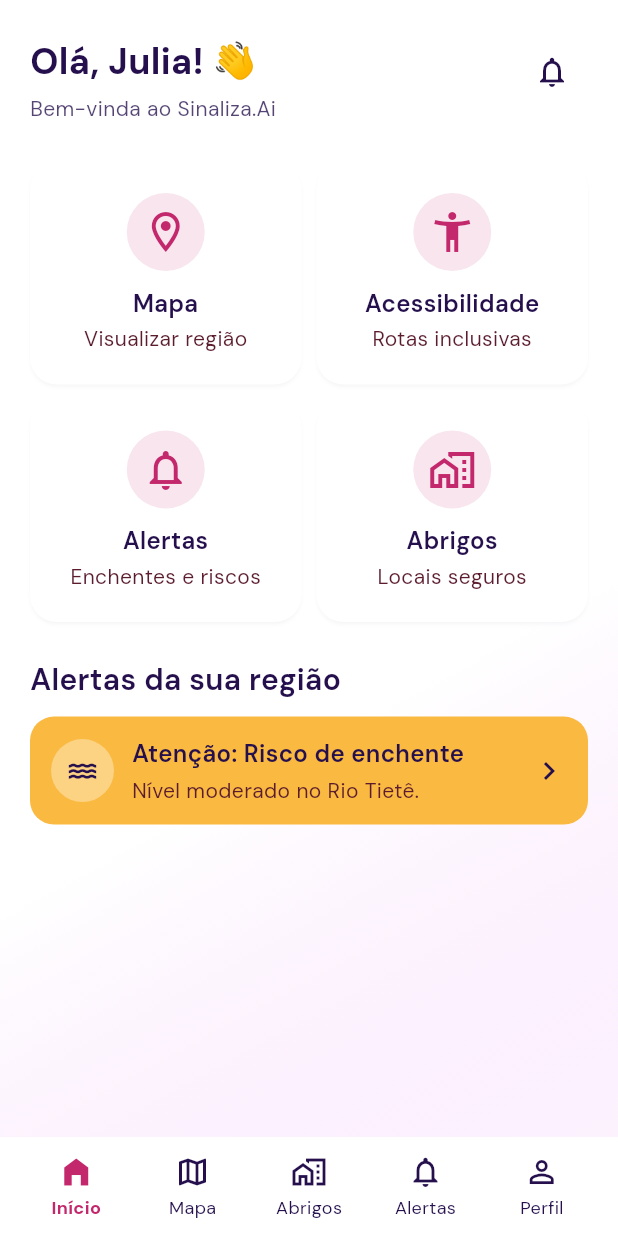
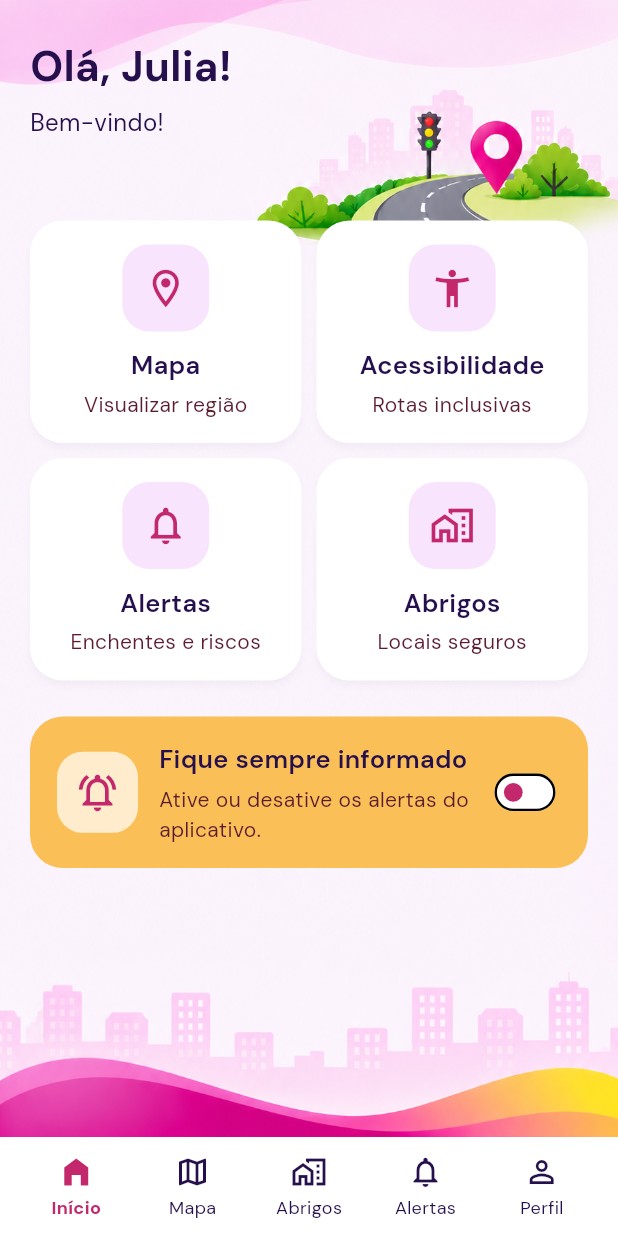
Before and after one commit to juliarichesky/sinalizaai-mobile, a Flutter app: the MainNavigationScreen screen opened directly, on a phone screen of 412 x 824 dp. Run offline on Flutter 3.47's test engine with Material 3 defaults, Android fonts, the phone set to English and light mode, and no system bars; our stand-ins replace google_fonts.

Commit message:
style: redesign screens

```diff
--- a/lib/screens/home_screen.dart
+++ b/lib/screens/home_screen.dart
@@ -66,44 +66,35 @@ class HomeScreen extends StatelessWidget {
   @override
   Widget build(BuildContext context) {
     return Scaffold(
-      backgroundColor: Colors.white,
+      backgroundColor: Colors.transparent,
       bottomNavigationBar: showBottomNavigation
           ? AppBottomNavigation(
               selectedIndex: 0,
               onItemSelected: (index) => _navigate(context, index),
             )
           : null,
-      body: DecoratedBox(
-        decoration: BoxDecoration(
-          gradient: LinearGradient(
-            begin: Alignment.topLeft,
-            end: Alignment.bottomRight,
-            colors: [
-              Colors.white,
-              Colors.white,
-              AppColors.lavenderVeil.withValues(alpha: 0.34),
-            ],
-            stops: const [0.0, 0.62, 1.0],
-          ),
-        ),
-        child: SafeArea(
+      body: Stack(
+        fit: StackFit.expand,
+        children: [
+          Image.asset('assets/images/home_img.png', fit: BoxFit.cover),
+          SafeArea(
             child: LayoutBuilder(
               builder: (context, constraints) {
                 return SingleChildScrollView(
                   padding: const EdgeInsets.fromLTRB(20, 24, 20, 24),
                   child: ConstrainedBox(
-                  constraints: BoxConstraints(minHeight: constraints.maxHeight),
+                    constraints: BoxConstraints(
+                      minHeight: constraints.maxHeight,
+                    ),
                     child: Column(
                       crossAxisAlignment: CrossAxisAlignment.stretch,
                       children: [
                         _Header(
-                        firstName: mockUser.fullName.split(' ').first,
-                        onNotifications: () => _showMessage(
-                          context,
-                          'As notificações estarão disponíveis em breve.',
+                          firstName: mockUser.fullName.trim().isEmpty
+                              ? 'usuário'
+                              : mockUser.fullName.trim().split(' ').first,
                         ),
-                      ),
-                      const SizedBox(height: 26),
+                        const SizedBox(height: 54),
                         GridView.count(
                           crossAxisCount: 2,
                           shrinkWrap: true,
@@ -132,10 +123,7 @@ class HomeScreen extends StatelessWidget {
                               icon: Icons.notifications_none,
                               title: 'Alertas',
                               description: 'Enchentes e riscos',
-                            onTap: () => _showMessage(
-                              context,
-                              'Alertas estarão disponíveis em breve.',
-                            ),
+                              onTap: () => _navigate(context, 3),
                             ),
                             _FeatureCard(
                               icon: Icons.home_work_outlined,
@@ -146,20 +134,7 @@ class HomeScreen extends StatelessWidget {
                           ],
                         ),
                         const SizedBox(height: 24),
-                      Text(
-                        'Alertas da sua região',
-                        style: AppTypography.subtitle.copyWith(
-                          color: AppColors.darkAmethyst,
-                          fontSize: 20,
-                        ),
-                      ),
-                      const SizedBox(height: 10),
-                      _RegionalAlert(
-                        onTap: () => _showMessage(
-                          context,
-                          'Os detalhes do alerta estarão disponíveis em breve.',
-                        ),
-                      ),
+                        const _NotificationInfoCard(),
                       ],
                     ),
                   ),
@@ -167,62 +142,37 @@ class HomeScreen extends StatelessWidget {
               },
             ),
           ),
+        ],
       ),
     );
   }
 }
 
 class _Header extends StatelessWidget {
-  const _Header({required this.firstName, required this.onNotifications});
+  const _Header({required this.firstName});
 
   final String firstName;
-  final VoidCallback onNotifications;
 
   @override
   Widget build(BuildContext context) {
-    return Row(
+    return Column(
       crossAxisAlignment: CrossAxisAlignment.start,
       children: [
-        Expanded(
-          child: Column(
-            crossAxisAlignment: CrossAxisAlignment.start,
-            children: [
-              Text.rich(
-                TextSpan(
-                  text: 'Olá, ',
+        Text(
+          'Olá, $firstName!',
+          maxLines: 1,
+          overflow: TextOverflow.ellipsis,
           style: AppTypography.heading.copyWith(
             color: AppColors.darkAmethyst,
-                    fontSize: 24,
-                  ),
-                  children: [
-                    TextSpan(
-                      text: '$firstName! 👋',
-                      style: AppTypography.heading.copyWith(
-                        color: AppColors.darkAmethyst,
-                        fontSize: 24,
+            fontSize: 28,
           ),
         ),
-                  ],
-                ),
-              ),
-              const SizedBox(height: 4),
+        const SizedBox(height: 6),
         Text(
-                'Bem-vinda ao Sinaliza.Ai',
-                style: AppTypography.caption.copyWith(
-                  color: AppColors.darkAmethyst.withValues(alpha: 0.78),
-                  fontSize: 14,
-                ),
-              ),
-            ],
-          ),
-        ),
-        IconButton(
-          onPressed: onNotifications,
-          tooltip: 'Notificações',
-          icon: const Icon(
-            Icons.notifications_none,
+          'Bem-vindo!',
+          style: AppTypography.body.copyWith(
             color: AppColors.darkAmethyst,
-            size: 24,
+            fontSize: 16,
           ),
         ),
       ],
@@ -250,28 +200,30 @@ class _FeatureCard extends StatelessWidget {
       label: '$title. $description',
       child: Material(
         color: Colors.white,
-        borderRadius: BorderRadius.circular(18),
-        elevation: 1,
+        borderRadius: BorderRadius.circular(22),
+        elevation: 2,
         shadowColor: AppColors.darkAmethyst.withValues(alpha: 0.08),
         child: InkWell(
           onTap: onTap,
-          borderRadius: BorderRadius.circular(18),
+          borderRadius: BorderRadius.circular(22),
           child: Padding(
-            padding: const EdgeInsets.all(14),
+            padding: const EdgeInsets.all(16),
             child: Column(
-              mainAxisAlignment: MainAxisAlignment.center,
+              mainAxisAlignment: MainAxisAlignment.spaceBetween,
               crossAxisAlignment: CrossAxisAlignment.center,
               children: [
                 Container(
-                  height: 52,
-                  width: 52,
+                  height: 58,
+                  width: 58,
                   decoration: BoxDecoration(
-                    color: AppColors.hotRose.withValues(alpha: 0.12),
-                    shape: BoxShape.circle,
+                    color: AppColors.lavenderVeil.withValues(alpha: 0.72),
+                    borderRadius: BorderRadius.circular(18),
                   ),
-                  child: Icon(icon, color: AppColors.hotRose, size: 32),
+                  child: Icon(icon, color: AppColors.hotRose, size: 30),
                 ),
-                const SizedBox(height: 10),
+                Column(
+                  crossAxisAlignment: CrossAxisAlignment.center,
+                  children: [
                     Text(
                       title,
                       maxLines: 1,
@@ -279,10 +231,10 @@ class _FeatureCard extends StatelessWidget {
                       textAlign: TextAlign.center,
                       style: AppTypography.subtitle.copyWith(
                         color: AppColors.darkAmethyst,
-                    fontSize: 16,
+                        fontSize: 17,
                       ),
                     ),
-                const SizedBox(height: 2),
+                    const SizedBox(height: 4),
                     Text(
                       description,
                       maxLines: 2,
@@ -295,6 +247,8 @@ class _FeatureCard extends StatelessWidget {
                     ),
                   ],
                 ),
+              ],
+            ),
           ),
         ),
       ),
@@ -302,54 +256,58 @@ class _FeatureCard extends StatelessWidget {
   }
 }
 
-class _RegionalAlert extends StatelessWidget {
-  const _RegionalAlert({required this.onTap});
+class _NotificationInfoCard extends StatefulWidget {
+  const _NotificationInfoCard();
 
-  final VoidCallback onTap;
+  @override
+  State<_NotificationInfoCard> createState() => _NotificationInfoCardState();
+}
+
+class _NotificationInfoCardState extends State<_NotificationInfoCard> {
+  bool _notificationsEnabled = false;
 
   @override
   Widget build(BuildContext context) {
     return Semantics(
-      button: true,
-      label: 'Atenção: Risco de enchente. Nível moderado no Rio Tietê.',
-      child: Material(
-        color: AppColors.sunflowerGold,
-        borderRadius: BorderRadius.circular(16),
-        child: InkWell(
-          onTap: onTap,
-          borderRadius: BorderRadius.circular(16),
-          child: Padding(
-            padding: const EdgeInsets.symmetric(horizontal: 14, vertical: 13),
+      container: true,
+      label: 'Notificações',
+      child: Container(
+        padding: const EdgeInsets.fromLTRB(18, 16, 12, 16),
+        decoration: BoxDecoration(
+          color: AppColors.sunflowerGold.withValues(alpha: 0.88),
+          borderRadius: BorderRadius.circular(22),
+        ),
         child: Row(
+          crossAxisAlignment: CrossAxisAlignment.center,
           children: [
             Container(
-                  height: 42,
-                  width: 42,
+              height: 54,
+              width: 54,
               decoration: BoxDecoration(
-                    color: Colors.white.withValues(alpha: 0.35),
-                    shape: BoxShape.circle,
+                color: Colors.white.withValues(alpha: 0.7),
+                borderRadius: BorderRadius.circular(17),
               ),
               child: const Icon(
-                    Icons.water,
-                    color: AppColors.darkAmethyst,
-                    size: 22,
+                Icons.notifications_active_outlined,
+                color: AppColors.hotRose,
+                size: 30,
               ),
             ),
-                const SizedBox(width: 12),
+            const SizedBox(width: 14),
             Expanded(
               child: Column(
                 crossAxisAlignment: CrossAxisAlignment.start,
                 children: [
                   Text(
-                        'Atenção: Risco de enchente',
+                    'Fique sempre informado',
                     style: AppTypography.subtitle.copyWith(
                       color: AppColors.darkAmethyst,
-                          fontSize: 16,
+                      fontSize: 17,
                     ),
                   ),
-                      const SizedBox(height: 3),
+                  const SizedBox(height: 5),
                   Text(
-                        'Nível moderado no Rio Tietê.',
+                    'Ative ou desative os alertas do aplicativo.',
                     style: AppTypography.caption.copyWith(
                       color: AppColors.nightBordeaux,
                       fontSize: 14,
@@ -358,10 +316,20 @@ class _RegionalAlert extends StatelessWidget {
                 ],
               ),
             ),
-                const Icon(Icons.chevron_right, color: AppColors.darkAmethyst),
-              ],
+            Transform.scale(
+              scale: 0.78,
+              child: Switch.adaptive(
+                value: _notificationsEnabled,
+                activeThumbColor: Colors.white,
+                activeTrackColor: AppColors.hotRose,
+                inactiveThumbColor: AppColors.hotRose,
+                inactiveTrackColor: Colors.white,
+                onChanged: (enabled) {
+                  setState(() => _notificationsEnabled = enabled);
+                },
               ),
             ),
+          ],
         ),
       ),
     );
--- a/lib/screens/main_navigation_screen.dart
+++ b/lib/screens/main_navigation_screen.dart
@@ -17,20 +17,28 @@ class MainNavigationScreen extends StatefulWidget {
 
 class _MainNavigationScreenState extends State<MainNavigationScreen> {
   int _selectedIndex = 0;
+  int? _previousIndex;
   late final List<Widget> _screens = [
     HomeScreen(showBottomNavigation: false, onNavigationRequested: _selectTab),
-    MapScreen(showBottomNavigation: false, onNavigationRequested: _selectTab),
+    MapScreen(
+      showBottomNavigation: false,
+      onNavigationRequested: _selectTab,
+      onBackRequested: _goToPreviousTab,
+    ),
     SheltersScreen(
       showBottomNavigation: false,
       onNavigationRequested: _selectTab,
+      onBackRequested: _goToPreviousTab,
     ),
     AlertsScreen(
       showBottomNavigation: false,
       onNavigationRequested: _selectTab,
+      onBackRequested: _goToPreviousTab,
     ),
     ProfileScreen(
       showBottomNavigation: false,
       onNavigationRequested: _selectTab,
+      onBackRequested: _goToPreviousTab,
     ),
   ];
 
@@ -38,7 +46,18 @@ class _MainNavigationScreenState extends State<MainNavigationScreen> {
     if (index == _selectedIndex) {
       return;
     }
+    _previousIndex = _selectedIndex;
     setState(() => _selectedIndex = index);
+  }
+
+  void _goToPreviousTab() {
+    final previousIndex = _previousIndex;
+    _previousIndex = null;
+    if (previousIndex == null || previousIndex == _selectedIndex) {
+      _selectTab(0);
+      return;
+    }
+    setState(() => _selectedIndex = previousIndex);
   }
 
   @override
--- a/pubspec.yaml
+++ b/pubspec.yaml
@@ -58,6 +58,7 @@ flutter:
     - assets/images/logo.png
     - assets/images/logo_colorida.png
     - assets/images/home_register_img.png
+    - assets/images/home_img.png
 
   # The following line ensures that the Material Icons font is
   # included with your application, so that you can use the icons in
```
Also changed, not shown: lib/screens/alerts_screen.dart (+21 -4 lines), lib/screens/map_screen.dart (+49 -6 lines), lib/screens/profile_screen.dart (+11 -1 lines), lib/screens/shelters_screen.dart (+11 -4 lines), assets/images/all_img.png (added), assets/images/home_img.png (added), 1 other file. Lines whose indentation alone changed are shown as unchanged.
